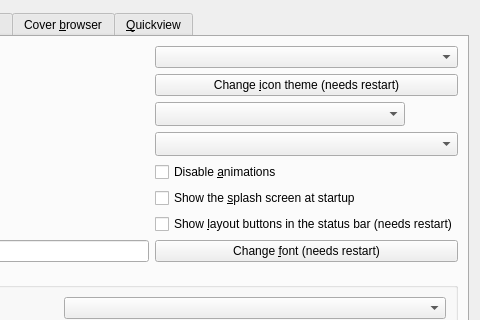
First picture: the form in src/calibre/gui2/preferences/look_feel.ui, repository cblanken/calibre, before the edit; both pictures show x 359 to 839 and y 0 to 320 of the 839 by 580 pixel window.
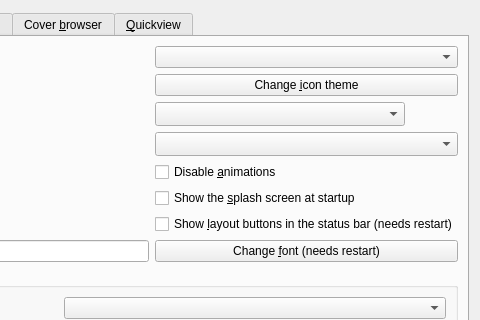
Second picture: the form after the edit. Icons and pictures are not drawn. Custom widgets are drawn as their Qt base class.

Commit message: Dont need to restart when changing icon themes any more

What changed in the file:
```diff
--- a/src/calibre/gui2/preferences/look_feel.ui
+++ b/src/calibre/gui2/preferences/look_feel.ui
@@ -128,7 +128,7 @@
        <item row="1" column="1">
         <widget class="QPushButton" name="icon_theme_button">
          <property name="text">
-          <string>Change &amp;icon theme (needs restart)</string>
+          <string>Change &amp;icon theme</string>
          </property>
         </widget>
        </item>
```
The commit also changes 2 other files.
